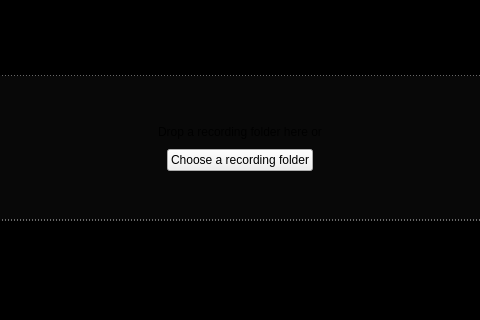
Above: src/pupil_labs/neon_player/assets/splash.ui from pupil-labs/neon-player-beta before the change; both pictures show x 334 to 814 and y 221 to 541 of the 1147 by 738 pixel window. Below: the same form after it.
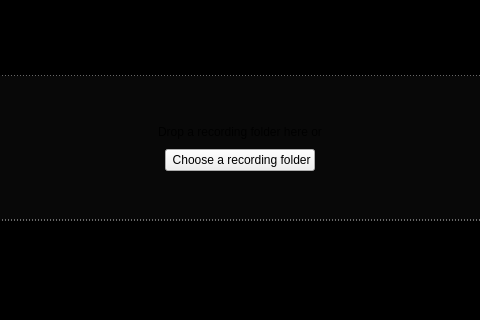
That is the form after the change. Icons and pictures are not drawn.

Commit message: Fix: missing folder icon on mac

```diff
--- a/src/pupil_labs/neon_player/assets/splash.ui
+++ b/src/pupil_labs/neon_player/assets/splash.ui
@@ -128,7 +128,7 @@
               </sizepolicy>
              </property>
              <property name="text">
-              <string>Choose a recording folder</string>
+              <string> Choose a recording folder</string>
              </property>
              <property name="icon">
               <iconset theme="QIcon::ThemeIcon::FolderOpen"/>
```
Left out of the diff: 2 changed lines with no effect on the pictures.
